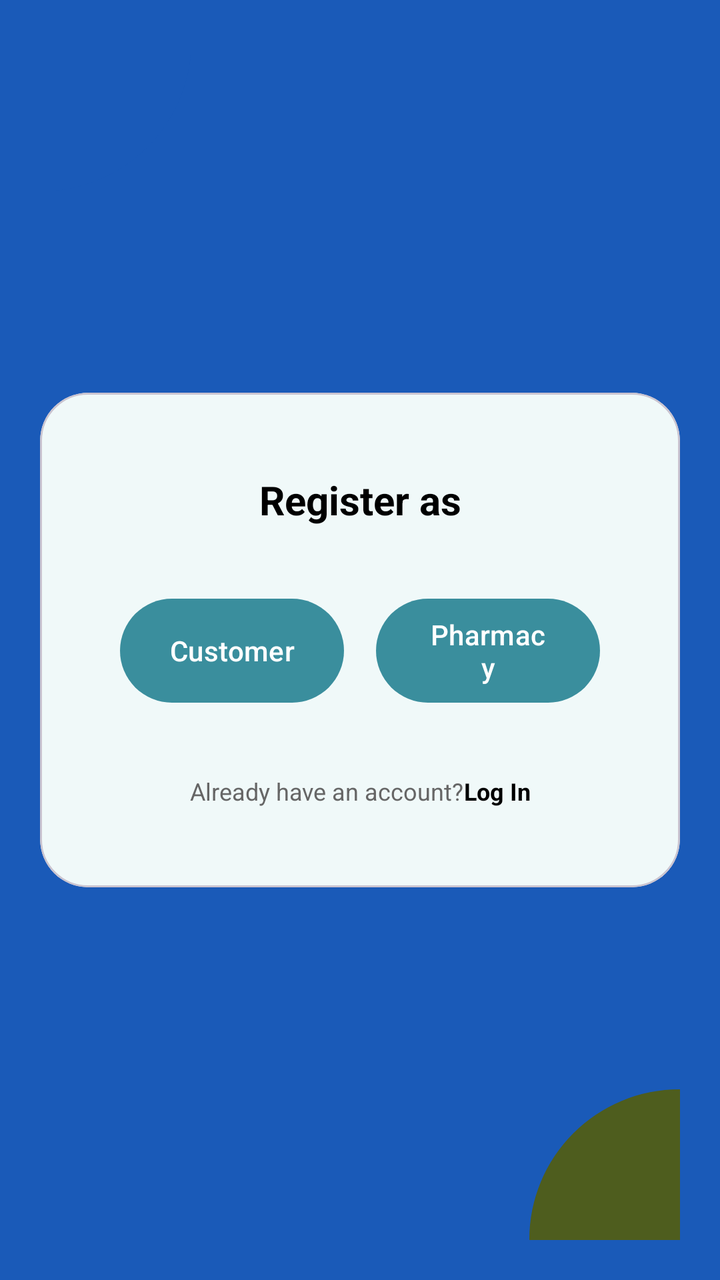
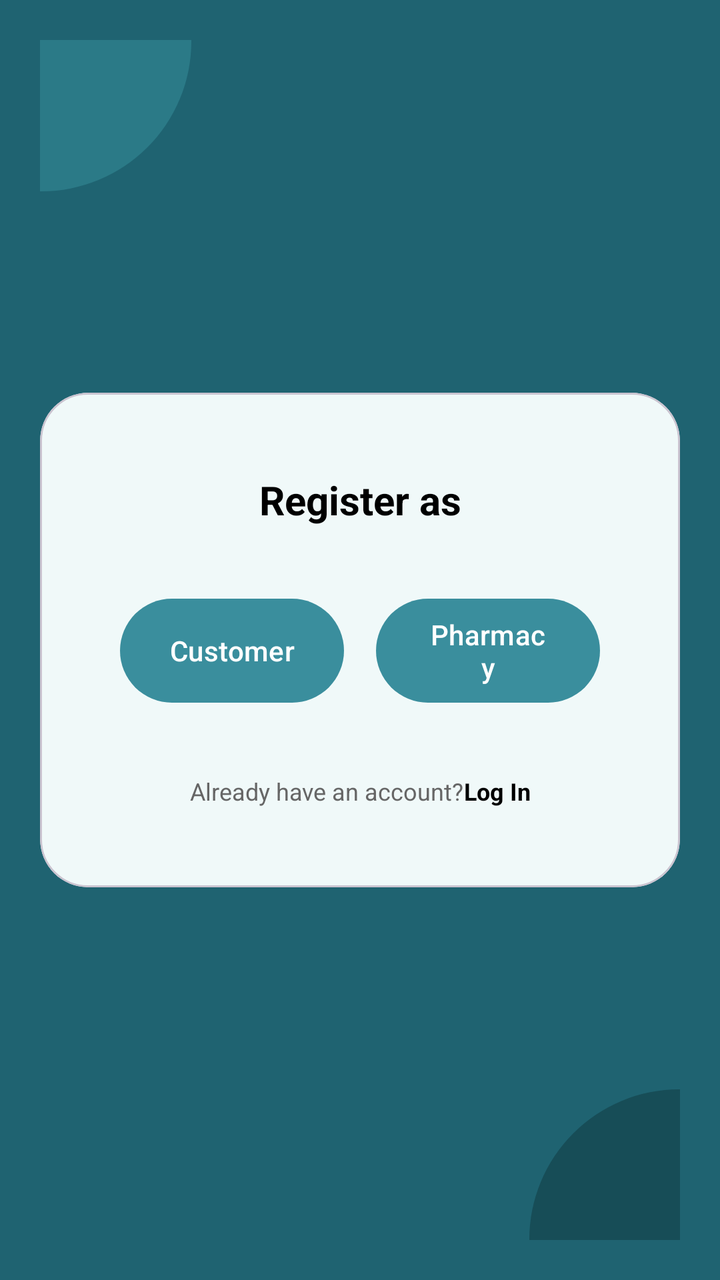

Two renders of the same Android screen: before a commit and after it. Below are the layout's source before the change and the commit's diff.
<!-- AndroidManifest.xml: application theme Theme.PharmaFind -->
<!-- res/layout/dialog_register_selection.xml -->
<?xml version="1.0" encoding="utf-8"?>
<androidx.constraintlayout.widget.ConstraintLayout xmlns:android="http://schemas.android.com/apk/res/android"
    xmlns:app="http://schemas.android.com/apk/res-auto"
    android:layout_width="match_parent"
    android:layout_height="wrap_content"
    android:background="@color/primary_dark"
    android:padding="20dp">

    
    <View
        android:layout_width="150dp"
        android:layout_height="150dp"
        android:background="@drawable/circle_background"
        android:backgroundTint="#1A5AB8"
        android:layout_marginTop="-75dp"
        android:layout_marginStart="-75dp"
        app:layout_constraintTop_toTopOf="parent"
        app:layout_constraintStart_toStartOf="parent" />

    <View
        android:layout_width="150dp"
        android:layout_height="150dp"
        android:background="@drawable/circle_background"
        android:backgroundTint="#4E5D1E"
        android:layout_marginBottom="-75dp"
        android:layout_marginEnd="-75dp"
        app:layout_constraintBottom_toBottomOf="parent"
        app:layout_constraintEnd_toEndOf="parent" />

    <com.google.android.material.card.MaterialCardView
        android:layout_width="match_parent"
        android:layout_height="wrap_content"
        app:cardCornerRadius="24dp"
        app:cardElevation="0dp"
        app:cardBackgroundColor="#F0F9F9"
        app:layout_constraintTop_toTopOf="parent"
        app:layout_constraintBottom_toBottomOf="parent">

        <androidx.constraintlayout.widget.ConstraintLayout
            android:layout_width="match_parent"
            android:layout_height="wrap_content"
            android:padding="40dp">

            <TextView
                android:id="@+id/tvRegisterAs"
                android:layout_width="wrap_content"
                android:layout_height="wrap_content"
                android:text="@string/register_as"
                android:textColor="@color/black"
                android:textSize="20sp"
                android:textStyle="bold"
                app:layout_constraintEnd_toEndOf="parent"
                app:layout_constraintStart_toStartOf="parent"
                app:layout_constraintTop_toTopOf="parent" />

            <com.google.android.material.button.MaterialButton
                android:id="@+id/btnRegisterCustomer"
                android:layout_width="0dp"
                android:layout_height="60dp"
                android:layout_marginTop="32dp"
                android:layout_marginEnd="8dp"
                android:text="@string/customer"
                android:textAllCaps="false"
                app:cornerRadius="30dp"
                app:backgroundTint="@color/primary_teal"
                app:layout_constraintEnd_toStartOf="@+id/btnRegisterPharmacy"
                app:layout_constraintHorizontal_bias="0.5"
                app:layout_constraintStart_toStartOf="parent"
                app:layout_constraintTop_toBottomOf="@id/tvRegisterAs" />

            <com.google.android.material.button.MaterialButton
                android:id="@+id/btnRegisterPharmacy"
                android:layout_width="0dp"
                android:layout_height="60dp"
                android:layout_marginTop="32dp"
                android:layout_marginStart="8dp"
                android:text="@string/pharmacy"
                android:textAllCaps="false"
                app:cornerRadius="30dp"
                app:backgroundTint="@color/primary_teal"
                app:layout_constraintEnd_toEndOf="parent"
                app:layout_constraintHorizontal_bias="0.5"
                app:layout_constraintStart_toEndOf="@+id/btnRegisterCustomer"
                app:layout_constraintTop_toBottomOf="@id/tvRegisterAs" />

            <LinearLayout
                android:id="@+id/llFooterRegister"
                android:layout_width="wrap_content"
                android:layout_height="wrap_content"
                android:layout_marginTop="32dp"
                android:orientation="horizontal"
                app:layout_constraintEnd_toEndOf="parent"
                app:layout_constraintStart_toStartOf="parent"
                app:layout_constraintTop_toBottomOf="@id/btnRegisterCustomer">

                <TextView
                    android:layout_width="wrap_content"
                    android:layout_height="wrap_content"
                    android:text="@string/already_have_account"
                    android:textColor="@color/text_gray"
                    android:textSize="12sp" />

                <TextView
                    android:id="@+id/tvLoginFromRegister"
                    android:layout_width="wrap_content"
                    android:layout_height="wrap_content"
                    android:text="@string/log_in"
                    android:textColor="@color/black"
                    android:textSize="12sp"
                    android:textStyle="bold" />
            </LinearLayout>

        </androidx.constraintlayout.widget.ConstraintLayout>
    </com.google.android.material.card.MaterialCardView>

</androidx.constraintlayout.widget.ConstraintLayout>
<!-- resources referenced by this layout -->
<resources>
  <color name="black">#FF000000</color>
  <color name="primary_dark">#1A5AB8</color>
  <color name="primary_teal">#3A8E9D</color>
  <color name="text_gray">#666666</color>
  <!-- drawable circle_background (drawable) -->
  <?xml version="1.0" encoding="utf-8"?>
  <shape xmlns:android="http://schemas.android.com/apk/res/android"
      android:shape="oval">
      <solid android:color="#A0D8D8" />
  </shape>
  <string name="already_have_account">Already have an account? </string>
  <string name="customer">Customer</string>
  <string name="log_in">Log In</string>
  <string name="pharmacy">Pharmacy</string>
  <string name="register_as">Register as</string>
  <style name="Theme.PharmaFind" parent="Base.Theme.PharmaFind" />
  <style name="Base.Theme.PharmaFind" parent="Theme.Material3.DayNight.NoActionBar">
          
          
      </style>
</resources>

<!-- the commit's change to res/layout/dialog_register_selection.xml (unified diff, before → after) -->
@@ -11,7 +11,7 @@
         android:layout_width="150dp"
         android:layout_height="150dp"
         android:background="@drawable/circle_background"
-        android:backgroundTint="#1A5AB8"
+        android:backgroundTint="@color/decor_circle_light"
         android:layout_marginTop="-75dp"
         android:layout_marginStart="-75dp"
         app:layout_constraintTop_toTopOf="parent"
@@ -21,7 +21,7 @@
         android:layout_width="150dp"
         android:layout_height="150dp"
         android:background="@drawable/circle_background"
-        android:backgroundTint="#4E5D1E"
+        android:backgroundTint="@color/decor_circle_dark"
         android:layout_marginBottom="-75dp"
         android:layout_marginEnd="-75dp"
         app:layout_constraintBottom_toBottomOf="parent"
<!-- resource entries referenced after the edit -->
@@ -1,7 +1,9 @@
 <!-- resources referenced by this layout -->
 <resources>
   <color name="black">#FF000000</color>
-  <color name="primary_dark">#1A5AB8</color>
+  <color name="decor_circle_dark">#174D57</color>
+  <color name="decor_circle_light">#2B7A87</color>
+  <color name="primary_dark">#1F6371</color>
   <color name="primary_teal">#3A8E9D</color>
   <color name="text_gray">#666666</color>
   <!-- drawable circle_background (drawable) -->
@@ -15,10 +17,21 @@
   <string name="log_in">Log In</string>
   <string name="pharmacy">Pharmacy</string>
   <string name="register_as">Register as</string>
-  <style name="Theme.PharmaFind" parent="Base.Theme.PharmaFind" />
+  <style name="Theme.PharmaFind" parent="Base.Theme.PharmaFind">
+          <item name="colorPrimary">@color/primary_teal</item>
+          <item name="colorOnPrimary">@color/white</item>
+          <item name="colorPrimaryContainer">@color/teal_container</item>
+          <item name="colorOnPrimaryContainer">@color/primary_dark</item>
+          <item name="colorSecondary">@color/primary_teal</item>
+          <item name="colorOnSecondary">@color/white</item>
+          <item name="colorSecondaryContainer">@color/teal_container</item>
+          <item name="colorOnSecondaryContainer">@color/primary_dark</item>
+      </style>
   <style name="Base.Theme.PharmaFind" parent="Theme.Material3.DayNight.NoActionBar">
           
           
       </style>
+  <color name="white">#FFFFFFFF</color>
+  <color name="teal_container">#D6EEF1</color>
 </resources>
 
